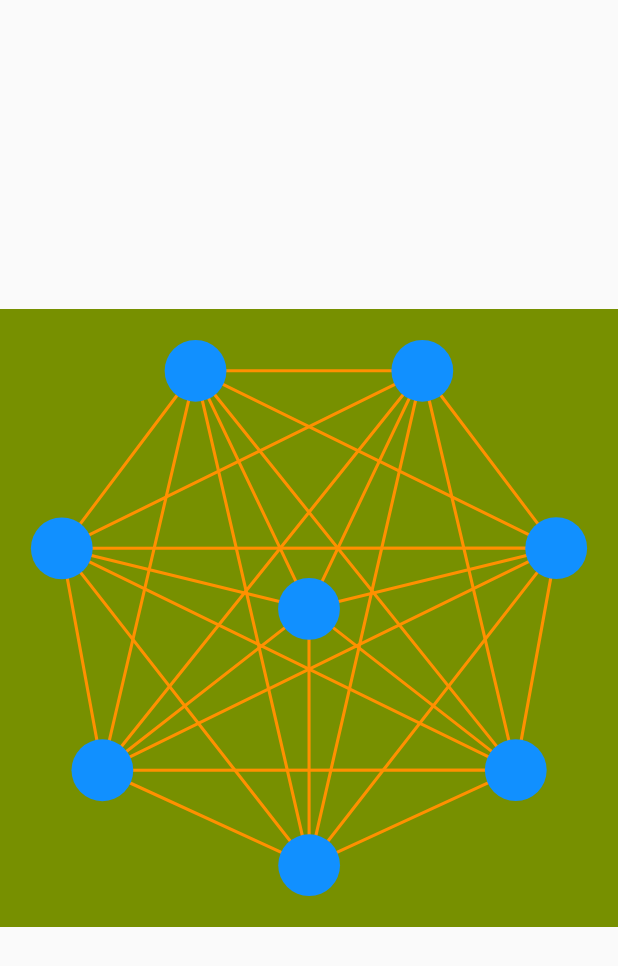
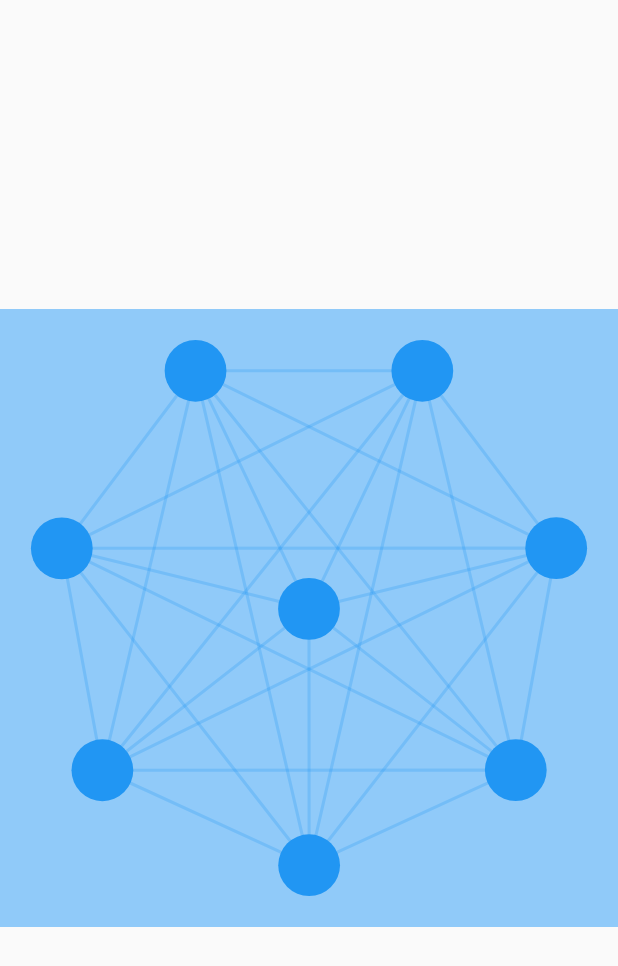
Before and after one commit to CicadaCinema/graphs, a Flutter app: the screen it shows after launch, on a phone screen of 412 x 824 dp. Shown: the top 966 px of the screen. Run offline on Flutter 3.47's test engine with Material 2 defaults, Android fonts, the phone set to English and light mode, and no system bars.

Commit message:
pick background, edge and node colours from the current theme

```diff
--- a/graph_display/lib/graph_display.dart
+++ b/graph_display/lib/graph_display.dart
@@ -3,7 +3,7 @@ library graph_display;
 import 'dart:async';
 
 import 'package:flutter/foundation.dart';
-import 'package:flutter/widgets.dart';
+import 'package:flutter/material.dart';
 import 'package:graph_layout/graph_layout.dart';
 import 'package:vector_math/vector_math.dart';
 
@@ -12,9 +12,9 @@ import 'src/common.dart';
 class SpringGraphDisplay extends StatefulWidget {
   final Graph graphTopology;
 
-  final void Function(Canvas) drawBackground;
-  final void Function(Canvas, Vector2, Vector2) drawEdge;
-  final void Function(Canvas, Vector2) drawNode;
+  final void Function(Canvas)? drawBackground;
+  final void Function(Canvas, Vector2, Vector2)? drawEdge;
+  final void Function(Canvas, Vector2)? drawNode;
 
   /// The period of time, in milliseconds, between successive iterations of the
   /// spring layout algorithm.
@@ -24,9 +24,9 @@ class SpringGraphDisplay extends StatefulWidget {
     Key? key,
     required this.graphTopology,
     this.intervalTime = 16,
-    this.drawBackground = _drawBackgroundDefault,
-    this.drawEdge = _drawEdgeDefault,
-    this.drawNode = _drawNodeDefault,
+    this.drawBackground,
+    this.drawEdge,
+    this.drawNode,
   }) : super(key: key);
 
   @override
@@ -48,6 +48,38 @@ class _SpringGraphDisplayState extends State<SpringGraphDisplay> {
 
   /// Whether the dragged node was constrained before the drag began.
   bool _draggedNodeWasConstrained = false;
+
+  // Default methods for drawing the background, edges and nodes with theme-
+  // aware colours.
+  late final drawBackground = widget.drawBackground ??
+      (Canvas canvas) {
+        final backgroundPaint = Paint()
+          ..color = Theme.of(context).colorScheme.background;
+        // A unit square serves as a background.
+        canvas.drawRect(
+          Rect.fromPoints(Offset.zero, const Offset(1, 1)),
+          backgroundPaint,
+        );
+      };
+  late final drawEdge = widget.drawEdge ??
+      (Canvas canvas, Vector2 leftPosition, Vector2 rightPosition) {
+        final edgePaint = Paint()
+          ..strokeWidth = 0.005
+          ..color = Theme.of(context).colorScheme.primary.withAlpha(64)
+          ..style = PaintingStyle.stroke;
+        canvas.drawPath(
+            Path()
+              ..moveTo(leftPosition.x, leftPosition.y)
+              ..lineTo(rightPosition.x, rightPosition.y)
+              ..close(),
+            edgePaint);
+      };
+  late final drawNode = widget.drawNode ??
+      (Canvas canvas, Vector2 position) {
+        final nodePaint = Paint()
+          ..color = Theme.of(context).colorScheme.primary;
+        canvas.drawCircle(position.toOffset(), 0.05, nodePaint);
+      };
 
   @override
   initState() {
@@ -117,9 +149,9 @@ class _SpringGraphDisplayState extends State<SpringGraphDisplay> {
             painter: _GraphPainter(
               edgeList: widget.graphTopology.edgeList,
               nodes: graphState.nodeLayout,
-              drawBackground: widget.drawBackground,
-              drawEdge: widget.drawEdge,
-              drawNode: widget.drawNode,
+              drawBackground: drawBackground,
+              drawEdge: drawEdge,
+              drawNode: drawNode,
             ),
             size: const Size.square(1),
           ),
@@ -127,35 +159,6 @@ class _SpringGraphDisplayState extends State<SpringGraphDisplay> {
       ),
     );
   }
-}
-
-void _drawBackgroundDefault(Canvas canvas) {
-  final backgroundPaint = Paint()..color = const Color(0xFF779000);
-  // A unit square serves as a background.
-  canvas.drawRect(
-    Rect.fromPoints(Offset.zero, const Offset(1, 1)),
-    backgroundPaint,
-  );
-}
-
-void _drawEdgeDefault(
-    Canvas canvas, Vector2 leftPosition, Vector2 rightPosition) {
-  final edgePaint = Paint()
-    ..strokeWidth = 0.005
-    ..color = const Color(0xFFFF9000)
-    ..style = PaintingStyle.stroke;
-  // Draw a line from the position of the left node to that of the right node.
-  canvas.drawPath(
-      Path()
-        ..moveTo(leftPosition.x, leftPosition.y)
-        ..lineTo(rightPosition.x, rightPosition.y)
-        ..close(),
-      edgePaint);
-}
-
-void _drawNodeDefault(Canvas canvas, Vector2 position) {
-  final nodePaint = Paint()..color = const Color(0xFF1190FF);
-  canvas.drawCircle(position.toOffset(), 0.05, nodePaint);
 }
 
 class _GraphPainter extends CustomPainter {
@@ -169,9 +172,6 @@ class _GraphPainter extends CustomPainter {
   _GraphPainter({
     required this.edgeList,
     required this.nodes,
-    // The [_...Default] functions are workarounds, since the default value of
-    // an optional parameter must be constant.
-    // https://dart.dev/tools/diagnostic-messages#non_constant_default_value
     required this.drawBackground,
     required this.drawEdge,
     required this.drawNode,
```
